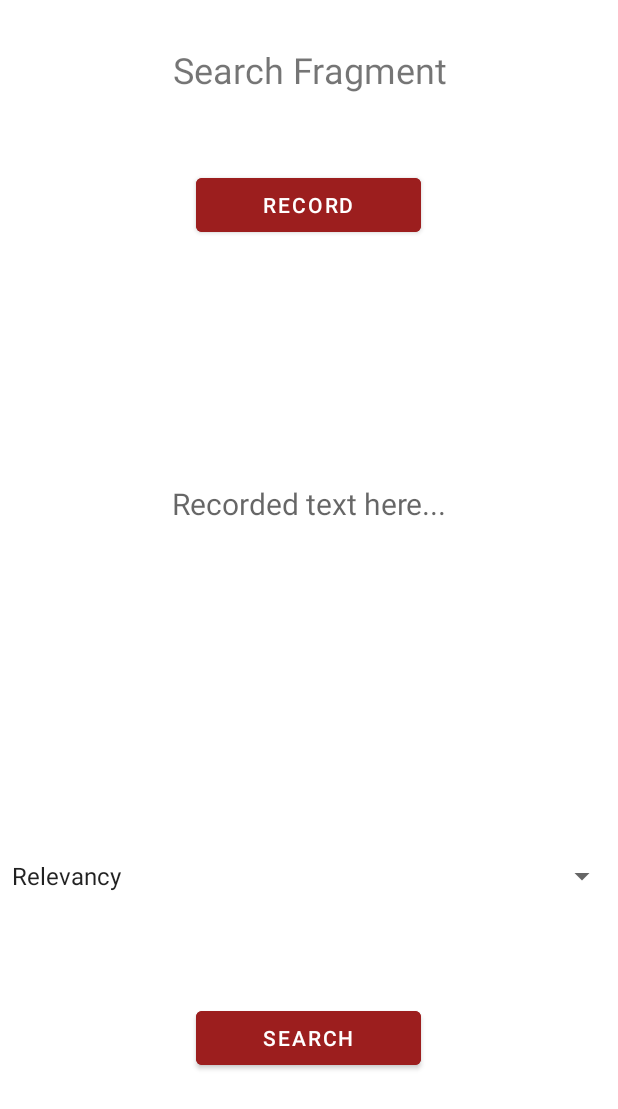
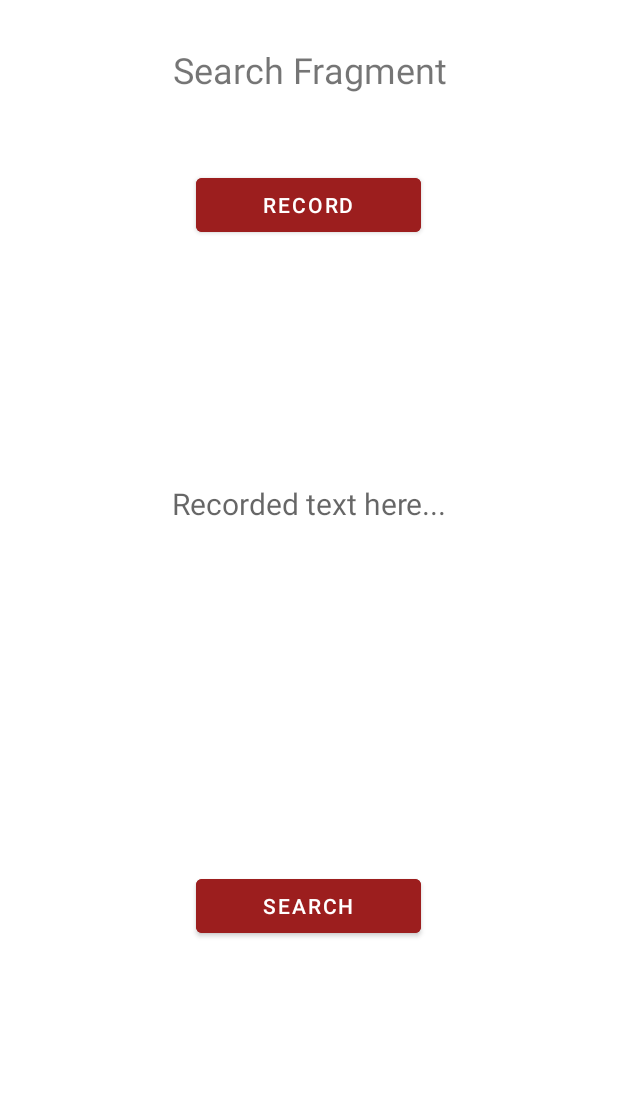
Before and after one commit to LightningPowers/java21_android, an Android app: the screen it shows after launch (MainActivity), on a phone screen of 412 x 824 dp. Shown: the top 1109 px of the screen. Run offline under Robolectric (Android 15) with nearby library versions, the light colour scheme and no system bars; our stand-ins replace Volley; network calls fail.

Commit message:
Removed dropdown and sortBy variable

```diff
--- a/Uppgifter/VoiceToNewsApp/app/src/main/java/java21/voicetonews/MainActivity.kt
+++ b/Uppgifter/VoiceToNewsApp/app/src/main/java/java21/voicetonews/MainActivity.kt
@@ -8,7 +8,6 @@ class MainActivity : AppCompatActivity() {
 
     companion object {
         var searchTerm: String = ""
-        var sortByMethod: String = ""
         lateinit var beanList: ArrayList<ArticleBean>
     }
 
--- a/Uppgifter/VoiceToNewsApp/app/src/main/java/java21/voicetonews/ResultFragment.kt
+++ b/Uppgifter/VoiceToNewsApp/app/src/main/java/java21/voicetonews/ResultFragment.kt
@@ -50,7 +50,6 @@ class ResultFragment : Fragment() {
             override fun handleOnBackPressed() {
                 if (isEnabled){
                     MainActivity.searchTerm = ""
-                    MainActivity.sortByMethod = ""
                     isEnabled = false
                     requireActivity().onBackPressed()
                 }
--- a/Uppgifter/VoiceToNewsApp/app/src/main/java/java21/voicetonews/SearchFragment.kt
+++ b/Uppgifter/VoiceToNewsApp/app/src/main/java/java21/voicetonews/SearchFragment.kt
@@ -46,42 +46,12 @@ class SearchFragment : Fragment() {
         searchBtn = view.findViewById(R.id.searchSubmitButton)
 
         //Todo: Test api call
-        callApi("Volvo", "publishedAt")
+        callApi()
 
         // For backstack
         val fm: FragmentManager = parentFragmentManager
 
         errorText.text = ""
-        var selectedSortMethod: String = ""
-
-        // Access dropdown items & spinner (dropdown)
-        val sortOptions: Array<String> = view.resources.getStringArray(R.array.SortingOptions)
-        val sortingDropdown: Spinner = view.findViewById(R.id.sortByDropdown)
-
-        sortingDropdown.adapter = activity?.let { ArrayAdapter.createFromResource(it, R.array.SortingOptions, android.R.layout.simple_spinner_item) } as SpinnerAdapter
-
-        sortingDropdown.onItemSelectedListener = object : AdapterView.OnItemSelectedListener {
-            override fun onNothingSelected(parent: AdapterView<*>?) {
-                Log.i("testDropdown", "Nothing selected!")
-            }
-
-            override fun onItemSelected(parent: AdapterView<*>?, view: View?, position: Int, id: Long) {
-                Log.i("testDropdown", sortOptions[position])
-
-                //Set sortByMethod to local variable based on input
-                when (sortOptions[position]) {
-                    "Relevancy" -> {
-                        selectedSortMethod = "relevancy"
-                    }
-                    "Popularity" -> {
-                        selectedSortMethod = "popularity"
-                    }
-                    "Recency" -> {
-                        selectedSortMethod = "publishedAt"
-                    }
-                }
-            }
-        }
 
         // Record button
         recBtn.setOnClickListener {
@@ -110,8 +80,7 @@ class SearchFragment : Fragment() {
         searchBtn.setOnClickListener{
             if (MainActivity.searchTerm.isNotBlank()){
                 errorText.text = ""
-                MainActivity.sortByMethod = selectedSortMethod
-                Log.i("submitTest", "Search term: ${MainActivity.searchTerm}, Sort method: ${MainActivity.sortByMethod}")
+                Log.i("submitTest", "Search term: ${MainActivity.searchTerm}")
 
                 // Makes api call and get the returned arraylist of beans
                 MainActivity.beanList = ApiHelper.jsonToBeans()
@@ -151,18 +120,16 @@ class SearchFragment : Fragment() {
     }
 
     // Calling news Api
-    fun callApi (searchTerm: String, sortingMethod: String) {
+    fun callApi () {
 
         val apiKey: String = "a387816e461540d59289caccadd582d5"
-        val url = "https://newsapi.org/v2/everything?q=$searchTerm&sortBy=$sortingMethod&pageSize=20&apiKey=$apiKey"
-        val url1 = "https://newsapi.org/v2/everything?q=Volvo&sortBy=publishedAt&pageSize=20&apiKey=a387816e461540d59289caccadd582d5"
-        val url2 = "https://api.openweathermap.org/data/2.5/weather?q=lund,SE&appid=e6176132ad6e88a57a819231231195e2"
-        val url3 = "https://newsdata.io/api/1/news?apikey=pub_1301641852cdfd0619f7c1efe2bffcd2f0554&q=volvo"
+
+        val url = "https://newsdata.io/api/1/news?apikey=pub_1301641852cdfd0619f7c1efe2bffcd2f0554&q=volvo"
 
         val queue = Volley.newRequestQueue(activity)
 
         val JsonRequest = JsonObjectRequest(
-            Request.Method.GET, url3, null, { response: JSONObject? ->
+            Request.Method.GET, url, null, { response: JSONObject? ->
                 // Display the first 500 characters of the response string.
                 Log.d("initialResponse", response.toString())
 
--- a/Uppgifter/VoiceToNewsApp/app/src/main/res/layout/fragment_search.xml
+++ b/Uppgifter/VoiceToNewsApp/app/src/main/res/layout/fragment_search.xml
@@ -50,15 +50,6 @@
         android:text="Placeholder Text - Replace At Launch"
         android:textColor="@color/strong_red" />
 
-    <Spinner
-        android:id="@+id/sortByDropdown"
-        android:layout_width="match_parent"
-        android:layout_height="48dp"
-        android:layout_gravity="center"
-        android:layout_marginTop="40dp"
-        android:gravity="center"
-        tools:ignore="SpeakableTextPresentCheck" />
-
     <Button
         android:id="@+id/searchSubmitButton"
         android:layout_width="150dp"
--- a/Uppgifter/VoiceToNewsApp/app/src/main/res/values/strings.xml
+++ b/Uppgifter/VoiceToNewsApp/app/src/main/res/values/strings.xml
@@ -2,9 +2,5 @@
     <string name="app_name">Voice-To-News App</string>
     <!-- TODO: Remove or change this placeholder text -->
     <string name="hello_blank_fragment">Hello blank fragment</string>
-    <string-array name="SortingOptions">
-        <item>Relevancy</item>
-        <item>Popularity</item>
-        <item>Recency</item>
-    </string-array>
+
 </resources>
```
